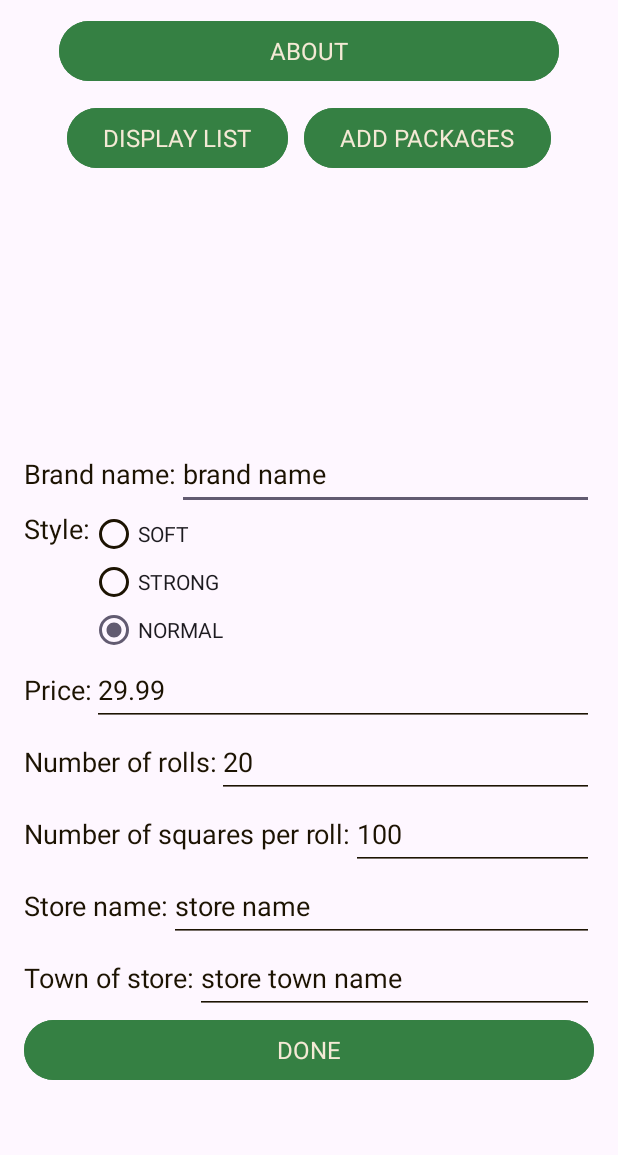
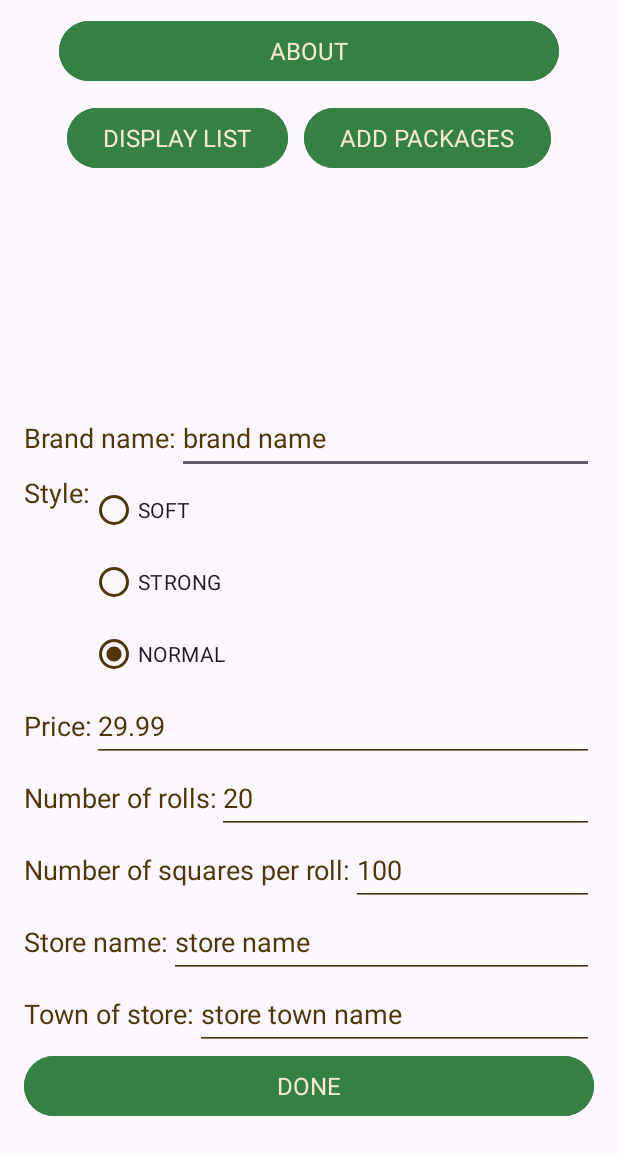
Before and after one commit to emilygranville/toiletpaperprices, an Android app: the screen it shows after launch (MainActivity), on a phone screen of 412 x 824 dp. Shown: the top 1155 px of the screen. Run offline under Robolectric (Android 15) with nearby library versions, the phone set to English and light mode, and no system bars.

Commit message:
continued tweaking colors

```diff
--- a/app/src/main/java/com/toiletpaperprices/View/AddTPView.java
+++ b/app/src/main/java/com/toiletpaperprices/View/AddTPView.java
@@ -1,17 +1,25 @@
 package com.toiletpaperprices.View;
 
+import android.content.Context;
+import android.content.res.ColorStateList;
 import android.os.Bundle;
 
 import androidx.annotation.NonNull;
 import androidx.annotation.Nullable;
+import androidx.appcompat.widget.AppCompatRadioButton;
+import androidx.core.content.ContextCompat;
+import androidx.core.widget.CompoundButtonCompat;
 import androidx.fragment.app.Fragment;
 
+import android.util.Log;
+import android.util.TypedValue;
 import android.view.LayoutInflater;
 import android.view.View;
 import android.view.ViewGroup;
 import android.widget.RadioButton;
 import android.widget.RadioGroup;
 
+import com.google.android.material.color.DynamicColors;
 import com.google.android.material.snackbar.Snackbar;
 import com.toiletpaperprices.Model.TPPackage;
 import com.toiletpaperprices.R;
@@ -91,8 +99,34 @@ public class AddTPView extends Fragment implements IAddTPView {
         }
 
         RadioGroup styleRadioGroup = new RadioGroup(this.getContext());
+        //android:textColorPrimary
+        //styleRadioGroup.(color);
+
+        //styleRadioGroup.setBackgroundColor(this.getContext().getColor());
         for (TPPackage.Style style : TPPackage.Style.values()) {
-            RadioButton button = new RadioButton(this.getContext());
+            AppCompatRadioButton button = new AppCompatRadioButton(this.getContext());
+
+            TypedValue typedValue = new TypedValue();
+            this.getContext().getTheme().resolveAttribute(android.R.attr.textColorPrimary, typedValue, true);
+            int primaryTextColor = typedValue.data;
+
+            Log.i("tpp", String.valueOf(primaryTextColor));
+
+//            CompoundButtonCompat.setButtonTintList(
+//                    button,
+//                    ContextCompat.getColorStateList(this.getContext(), primaryTextColor));
+
+            ColorStateList colorStateList = new ColorStateList(
+                    new int[][] {
+                            new int[]{-android.R.attr.state_enabled}, // Disabled
+                            new int[]{android.R.attr.state_enabled}   // Enabled
+                    },
+                    new int[] { primaryTextColor, primaryTextColor }
+            );
+
+            button.setButtonTintList(colorStateList); // set the color tint list
+
+
             styleRadioGroup.addView(button);
             button.setText(String.valueOf(style));
             if (this.tpPackage != null) {
--- a/app/src/main/res/values-night/themes.xml
+++ b/app/src/main/res/values-night/themes.xml
@@ -3,7 +3,8 @@
     <style name="Base.Theme.ToiletPaperPrices" parent="tpp_app_style">
         <item name="colorPrimary">@color/primary_color_night</item>
         <item name="android:colorSecondary">@color/secondary_color_night</item>
-        <item name="android:textColorSecondary">@color/in_secondary_text_color</item>
+        <item name="android:textColorPrimary">@color/dark_theme_primary_text_color</item>
+        <item name="android:textColorSecondary">@color/dark_theme_secondary_text_color</item>
         <item name="android:textColorHint">@color/light_hint_text_color</item>
     </style>
 </resources>
--- a/app/src/main/res/values/colors.xml
+++ b/app/src/main/res/values/colors.xml
@@ -4,7 +4,7 @@
     <color name="white">#FFFFFFFF</color>
 
     <color name="light_text_color">#F4E9D5</color>
-    <color name="dark_text_color">#1C1302</color>
+    <color name="dark_text_color">#503605</color>
 
     <color name="light_hint_text_color">@color/light_text_color</color>
     <color name="dark_hint_text_color">@color/dark_text_color</color>
@@ -23,6 +23,6 @@
     <!-- this is the color used for text in textviews -->
     <color name="secondary_text_color">@color/dark_text_color</color>
 
-    <color name="in_primary_text_color">@color/light_text_color</color>
-    <color name="in_secondary_text_color">@color/light_text_color</color>
+    <color name="dark_theme_primary_text_color">@color/light_text_color</color>
+    <color name="dark_theme_secondary_text_color">@color/light_text_color</color>
 </resources>
--- a/app/src/main/res/values/styles.xml
+++ b/app/src/main/res/values/styles.xml
@@ -6,8 +6,8 @@
         <item name="android:buttonStyle">@style/little_button_style</item>
         <item name="android:textColorPrimary">@color/primary_text_color</item>
         <item name="android:textColorSecondary">@color/secondary_text_color</item>
-        <item name="android:textColorPrimaryInverse">@color/in_primary_text_color</item>
-        <item name="android:textColorSecondaryInverse">@color/in_secondary_text_color</item>
+        <item name="android:textColorPrimaryInverse">@color/dark_theme_primary_text_color</item>
+        <item name="android:textColorSecondaryInverse">@color/dark_theme_secondary_text_color</item>
         <item name="colorPrimaryDark">@color/secondary_color</item>
     </style>
 
```
